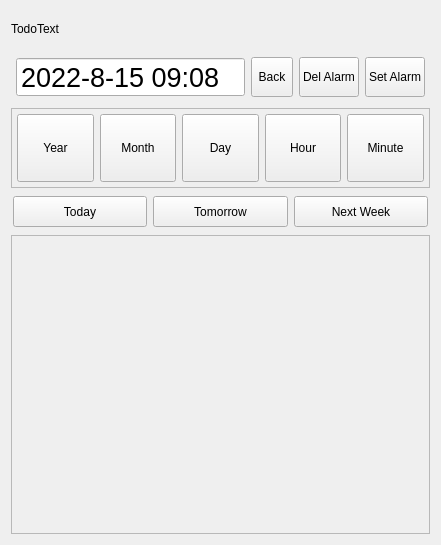
Before: the Qt Designer form src/msgdialog.ui in ic005k/Knot-Legacy, drawn with Qt 5.
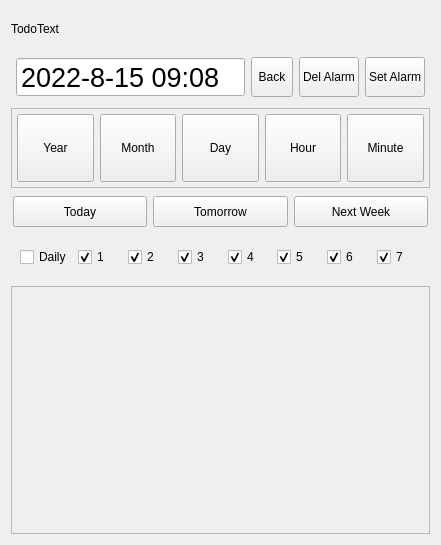
After: the same form once the commit is applied.

The edit to the form file:
```diff
--- a/src/msgdialog.ui
+++ b/src/msgdialog.ui
@@ -334,6 +334,101 @@
      </layout>
     </widget>
    </item>
+   <item>
+    <widget class="QFrame" name="frameDaily">
+     <property name="maximumSize">
+      <size>
+       <width>16777215</width>
+       <height>45</height>
+      </size>
+     </property>
+     <property name="frameShape">
+      <enum>QFrame::NoFrame</enum>
+     </property>
+     <property name="frameShadow">
+      <enum>QFrame::Raised</enum>
+     </property>
+     <layout class="QHBoxLayout" name="horizontalLayout_3">
+      <item>
+       <widget class="QCheckBox" name="chkDaily">
+        <property name="text">
+         <string>Daily</string>
+        </property>
+       </widget>
+      </item>
+      <item>
+       <widget class="QCheckBox" name="chk1">
+        <property name="text">
+         <string>1</string>
+        </property>
+        <property name="checked">
+         <bool>true</bool>
+        </property>
+       </widget>
+      </item>
+      <item>
+       <widget class="QCheckBox" name="chk2">
+        <property name="text">
+         <string>2</string>
+        </property>
+        <property name="checked">
+         <bool>true</bool>
+        </property>
+       </widget>
+      </item>
+      <item>
+       <widget class="QCheckBox" name="chk3">
+        <property name="text">
+         <string>3</string>
+        </property>
+        <property name="checked">
+         <bool>true</bool>
+        </property>
+       </widget>
+      </item>
+      <item>
+       <widget class="QCheckBox" name="chk4">
+        <property name="text">
+         <string>4</string>
+        </property>
+        <property name="checked">
+         <bool>true</bool>
+        </property>
+       </widget>
+      </item>
+      <item>
+       <widget class="QCheckBox" name="chk5">
+        <property name="text">
+         <string>5</string>
+        </property>
+        <property name="checked">
+         <bool>true</bool>
+        </property>
+       </widget>
+      </item>
+      <item>
+       <widget class="QCheckBox" name="chk6">
+        <property name="text">
+         <string>6</string>
+        </property>
+        <property name="checked">
+         <bool>true</bool>
+        </property>
+       </widget>
+      </item>
+      <item>
+       <widget class="QCheckBox" name="chk7">
+        <property name="text">
+         <string>7</string>
+        </property>
+        <property name="checked">
+         <bool>true</bool>
+        </property>
+       </widget>
+      </item>
+     </layout>
+    </widget>
+   </item>
    <item>
     <widget class="QFrame" name="frameSel">
      <property name="frameShape">
```
